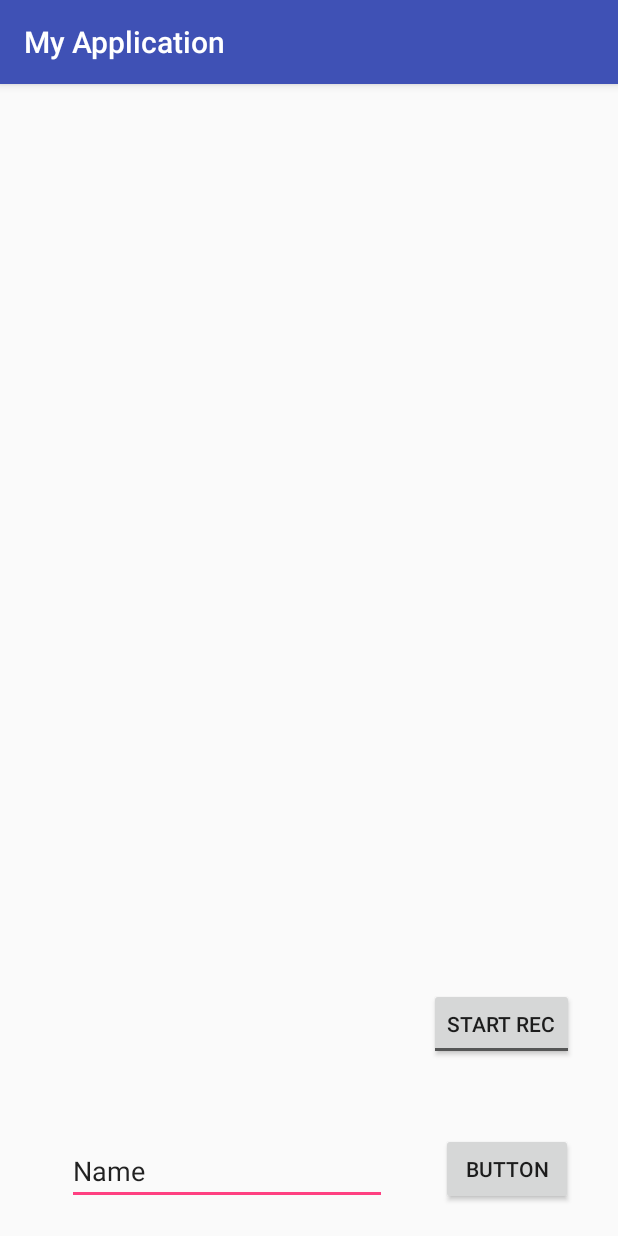
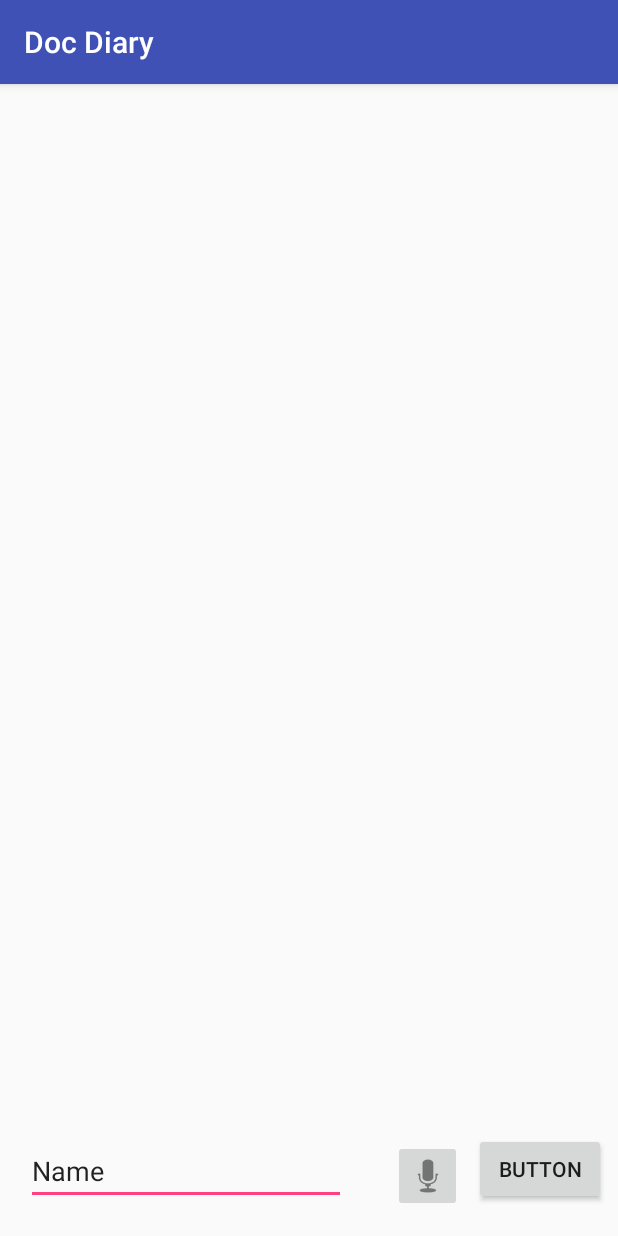
Before and after one commit to yolandayyn/Hackathon, an Android app: the screen it shows after launch (MainActivity), on a phone screen of 412 x 824 dp. Run offline under Robolectric (Android 15) with nearby library versions, the phone set to English and light mode, and no system bars; libraries missing offline, so code that uses them is left out: com.ibm.watson; 2 statements that could not run were skipped.

Commit message:
Second Change

```diff
--- a/MyApplication5/app/src/main/res/layout/activity_main.xml
+++ b/MyApplication5/app/src/main/res/layout/activity_main.xml
@@ -21,7 +21,7 @@
         app:layout_constraintRight_toRightOf="parent"
         app:layout_constraintTop_toTopOf="parent"
         app:layout_constraintVertical_bias="0.982"
-        app:layout_constraintHorizontal_bias="0.928" />
+        app:layout_constraintHorizontal_bias="1.0" />
 
     <EditText
         android:id="@+id/editText"
@@ -35,7 +35,7 @@
         android:layout_marginRight="8dp"
         app:layout_constraintRight_toRightOf="parent"
         app:layout_constraintBottom_toBottomOf="parent"
-        app:layout_constraintHorizontal_bias="0.202"
+        app:layout_constraintHorizontal_bias="0.052"
         android:layout_marginBottom="8dp"
         app:layout_constraintTop_toTopOf="parent"
         android:layout_marginTop="8dp"
@@ -45,7 +45,12 @@
         android:layout_width="fill_parent"
         android:layout_height="wrap_content"
         android:scrollbars="vertical"
-        android:fadingEdge="vertical">
+        android:fadingEdge="vertical"
+        tools:layout_editor_absoluteX="0dp"
+        app:layout_constraintBottom_toBottomOf="parent"
+        android:layout_marginBottom="100dp"
+        app:layout_constraintTop_toTopOf="parent"
+        android:layout_marginTop="8dp">
     <TextView
         android:id="@+id/textView"
         android:layout_width="wrap_content"
@@ -65,23 +70,18 @@
         app:layout_constraintVertical_bias="0.0" />
     </ScrollView>
 
-    <ToggleButton
-        android:id="@+id/toggleButton2"
-        android:layout_width="wrap_content"
-        android:layout_height="wrap_content"
-        android:layout_marginBottom="8dp"
-        android:layout_marginLeft="8dp"
+    <ImageButton
+        android:id="@+id/imageButton2"
+        android:layout_width="46dp"
+        android:layout_height="48dp"
+        android:layout_marginBottom="16dp"
+        android:layout_marginLeft="0dp"
         android:layout_marginRight="8dp"
-        android:layout_marginTop="8dp"
         android:onClick="recordingBtn"
-        android:text="ToggleButton"
-        android:textOff="Start Rec"
-        android:textOn="Stop Rec"
         app:layout_constraintBottom_toBottomOf="parent"
-        app:layout_constraintHorizontal_bias="0.928"
-        app:layout_constraintLeft_toLeftOf="parent"
-        app:layout_constraintRight_toRightOf="parent"
-        app:layout_constraintTop_toTopOf="parent"
-        app:layout_constraintVertical_bias="0.845" />
+        app:layout_constraintLeft_toRightOf="@+id/editText"
+        app:layout_constraintRight_toLeftOf="@+id/button"
+        app:srcCompat="@android:drawable/ic_btn_speak_now"
+        app:layout_constraintHorizontal_bias="1.0" />
 
 </android.support.constraint.ConstraintLayout>
--- a/MyApplication5/app/src/main/res/values/strings.xml
+++ b/MyApplication5/app/src/main/res/values/strings.xml
@@ -1,3 +1,5 @@
 <resources>
-    <string name="app_name">My Application</string>
+    <string name="app_name">Doc Diary</string>
+    <string name="speech_prompt">Say something&#8230;</string>
+    <string name="speech_not_supported">Sorry! Your device doesn\'t support speech input</string>
 </resources>
```
Also changed, not shown: MyApplication5/app/src/main/java/com/example/myapplication/MainActivity.java (+49 -113 lines).
